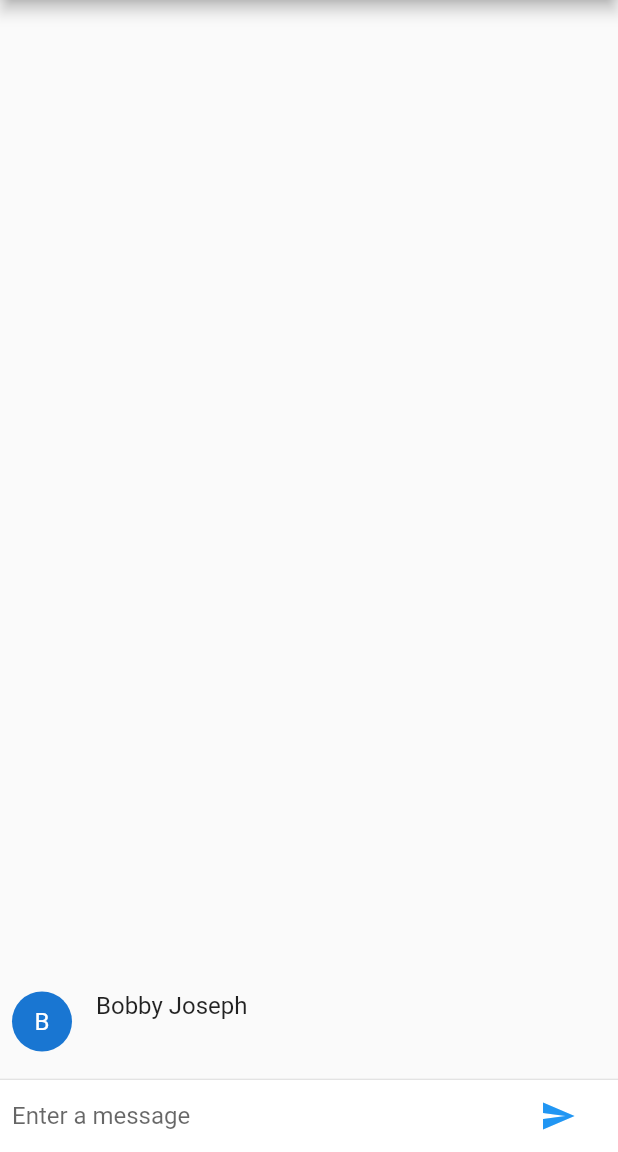
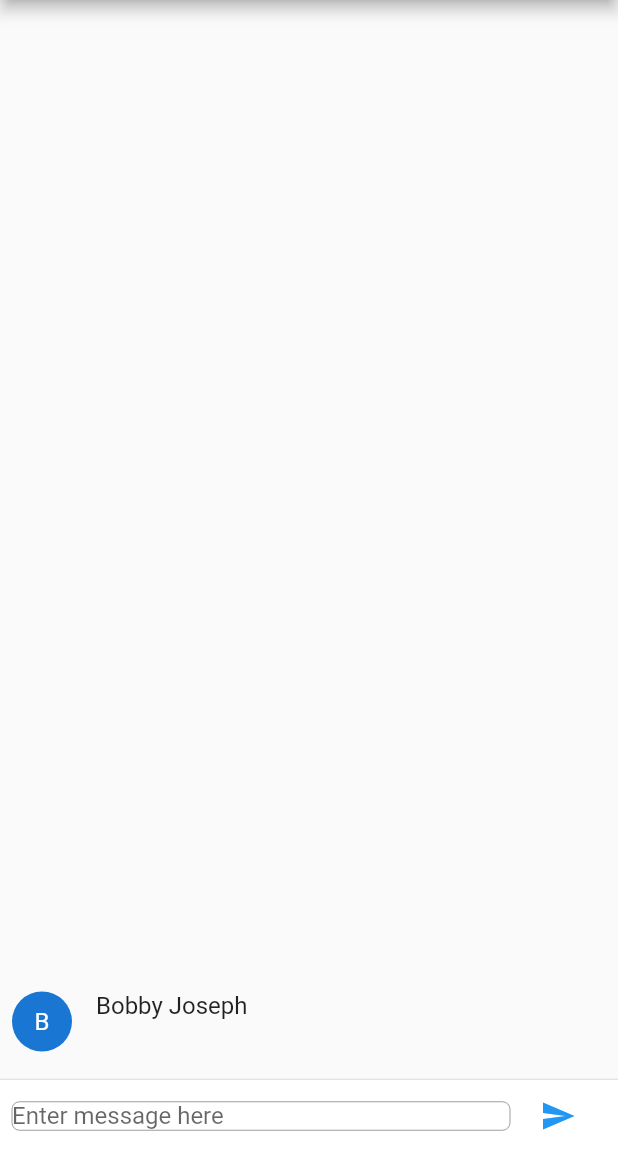
Before and after one commit to quiet-programmer/flutter_chat_app_design, a Flutter app: the screen it shows after launch, after a tap on the "send" icon, on a phone screen of 412 x 824 dp, the part 84-1236 px from its top. Run offline on Flutter 3.47's test engine with Material 2 defaults, Android fonts, the phone set to English and light mode, and no system bars.

Commit message:
added border to text field

```diff
--- a/lib/chatscreen.dart
+++ b/lib/chatscreen.dart
@@ -10,11 +10,13 @@ class ChatScreen extends StatefulWidget {
 class _ChatScreenState extends State<ChatScreen> {
   final TextEditingController _textController = TextEditingController();
 
-  final List<ChatMessage> _messages = <ChatMessage> [];
+  final List<ChatMessage> _messages = <ChatMessage>[];
 
   void _handleSubmitted(String text) {
     _textController.clear();
-    ChatMessage message = ChatMessage(text: text,);
+    ChatMessage message = ChatMessage(
+      text: text,
+    );
     setState(() {
       _messages.insert(0, message);
     });
@@ -33,8 +35,12 @@ class _ChatScreenState extends State<ChatScreen> {
               child: TextField(
                 controller: _textController,
                 onSubmitted: _handleSubmitted,
-                decoration:
-                    InputDecoration.collapsed(hintText: "Enter a message"),
+                decoration: InputDecoration.collapsed(
+                  hintText: "Enter message here",
+                  border: OutlineInputBorder(
+                    borderRadius: BorderRadius.circular(5.0),
+                  ),
+                ),
               ),
             ),
             Container(
```
Lines whose indentation alone changed are shown as unchanged.
